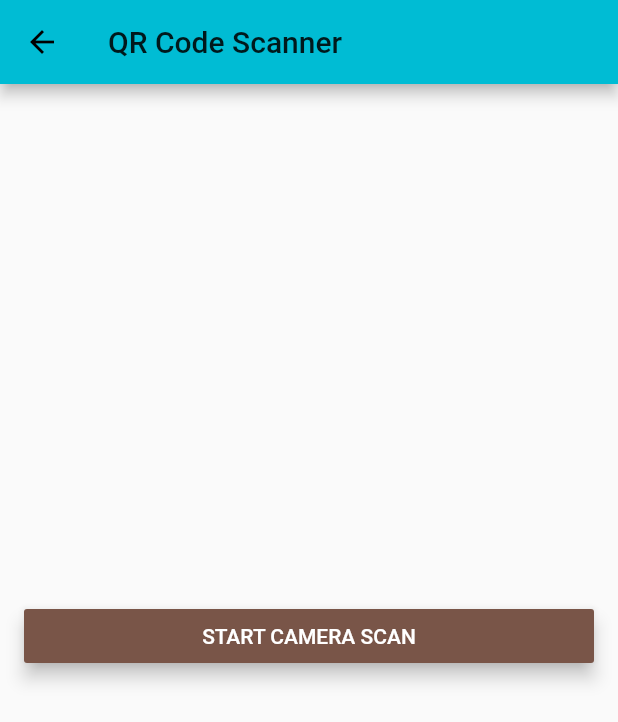
After one commit to Harshit0105/Online-Attendance-System, a Flutter app: the ScanScreen screen opened by its route, after a tap on "START CAMERA SCAN", on a phone screen of 412 x 824 dp. The commit adds this screen. Shown: the top 722 px of the screen. Run offline on Flutter 3.47's test engine with Material 2 defaults, Android fonts, the phone set to English and light mode, and no system bars; our stand-ins replace cloud_firestore, firebase_auth, firebase_core; missing offline and left inert: flutter_barcode_scanner; accounts and stored records are empty; Roboto replaces fonts that are missing (YuseiMagic).

Commit message:
QR Scanner

```diff
--- a/lib/main.dart
+++ b/lib/main.dart
@@ -1,5 +1,7 @@
 import 'package:E_Attendance/screen/AddEvent.dart';
 import 'package:E_Attendance/screen/AddFaculty.dart';
+import 'package:E_Attendance/screen/EventScreen.dart';
+import 'package:E_Attendance/screen/ScanScreen.dart';
 import 'package:E_Attendance/screen/addStudent.dart';
 import 'package:E_Attendance/screen/showStudents.dart';
 import 'package:E_Attendance/screen/showFaculty.dart';
@@ -65,6 +67,8 @@ class _MyAppState extends State<MyApp> {
         HomePage.routeName: (ctx) => HomePage(),
         Showprof.routeName: (ctx) => Showprof(),
         AddEventScreen.routeName: (ctx) => AddEventScreen(),
+        EventScreen.routeName: (ctx) => EventScreen(),
+        ScanScreen.routeName: (ctx) => ScanScreen(),
       },
     );
   }
--- a/lib/screen/AddEvent.dart
+++ b/lib/screen/AddEvent.dart
@@ -71,6 +71,7 @@ class _AddEventScreenState extends State<AddEventScreen> {
         "name": name,
         "description": desc,
         "facid": fac.uid,
+        "date": date,
         "dept": dept,
         "sem": sem,
         "batch": batch,
--- /dev/null
+++ b/lib/screen/ScanScreen.dart
@@ -0,0 +1,68 @@
+import 'dart:async';
+import 'package:flutter/material.dart';
+import 'package:flutter_barcode_scanner/flutter_barcode_scanner.dart';
+import 'package:flutter/services.dart';
+
+class ScanScreen extends StatefulWidget {
+  static const routeName = "./QRScanner";
+  ScanScreen({Key key}) : super(key: key);
+
+  @override
+  _ScanScreenState createState() => _ScanScreenState();
+}
+
+class _ScanScreenState extends State<ScanScreen> {
+  String barcode = "";
+
+  Future scan() async {
+    try {
+      String barcode = await FlutterBarcodeScanner.scanBarcode(
+          "#ff6666", "Cancel", true, ScanMode.QR);
+      print(barcode);
+      setState(() => this.barcode = barcode);
+    } on PlatformException catch (e) {
+      setState(() => this.barcode = 'Unknown error: $e');
+    } on FormatException {
+      setState(() => this.barcode =
+          'null (User returned using the "back"-button before scanning anything. Result)');
+    } catch (e) {
+      setState(() => this.barcode = 'Unknown error: $e');
+    }
+  }
+
+  @override
+  Widget build(BuildContext context) {
+    return Scaffold(
+      appBar: new AppBar(
+        title: new Text('QR Code Scanner'),
+      ),
+      body: new Center(
+        child: new Column(
+          mainAxisAlignment: MainAxisAlignment.center,
+          crossAxisAlignment: CrossAxisAlignment.stretch,
+          children: <Widget>[
+            Padding(
+              padding: EdgeInsets.symmetric(horizontal: 16.0, vertical: 8.0),
+              child: Container(
+                child: RaisedButton(
+                    color: Colors.brown,
+                    textColor: Colors.white,
+                    splashColor: Colors.blueGrey,
+                    onPressed: scan,
+                    elevation: 5,
+                    child: const Text('START CAMERA SCAN')),
+              ),
+            ),
+            Padding(
+              padding: EdgeInsets.symmetric(horizontal: 16.0, vertical: 8.0),
+              child: Text(
+                barcode,
+                textAlign: TextAlign.center,
+              ),
+            ),
+          ],
+        ),
+      ),
+    );
+  }
+}
--- a/pubspec.yaml
+++ b/pubspec.yaml
@@ -32,6 +32,9 @@ dependencies:
   firebase_auth: ^0.18.4+1
   cloud_firestore: ^0.14.4
   firebase_core: ^0.5.3
+  qr_flutter: ^3.2.0
+  # barcode_scanner: ^1.0.1
+  flutter_barcode_scanner: ^1.0.2
 
 dev_dependencies:
   flutter_test:
```
Also changed, not shown: lib/model/Events.dart (added, +23 -0 lines), lib/screen/EventScreen.dart (added, +177 -0 lines), lib/screen/facultyHomeScreen.dart (+64 -39 lines), pubspec.lock, 1 other file.
